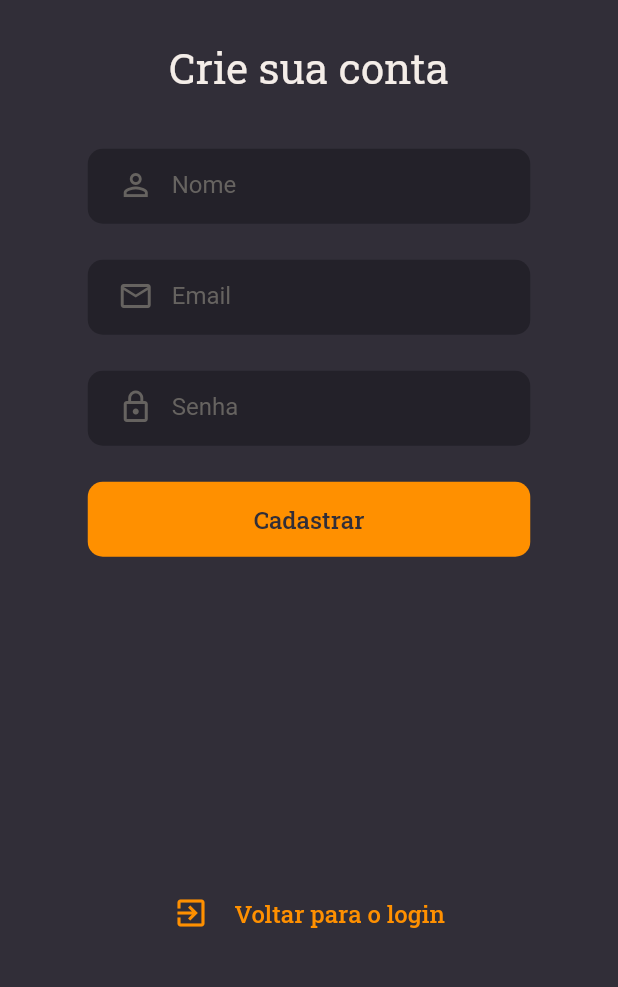
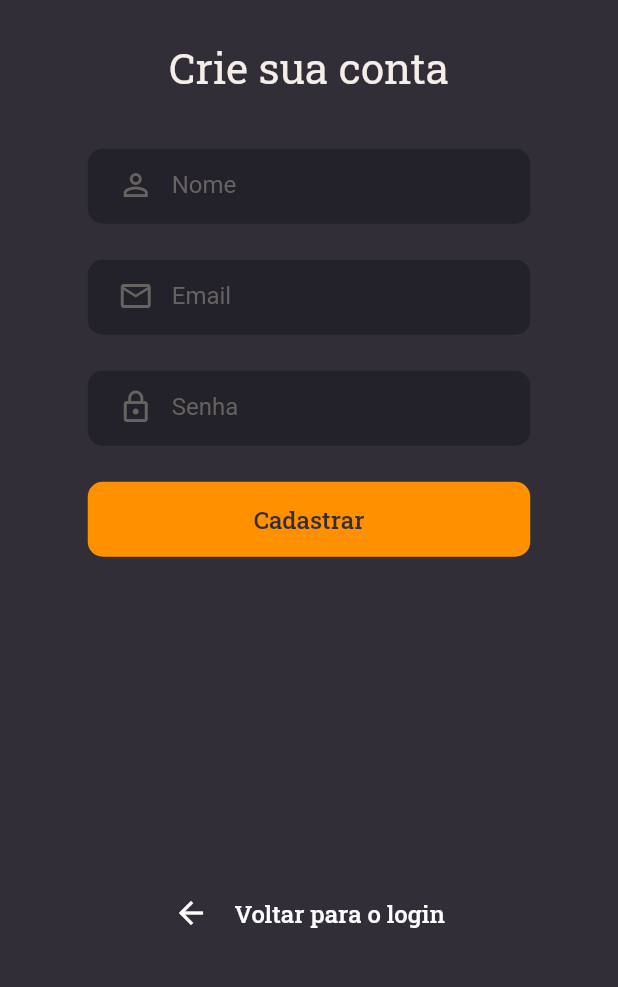
Before and after one commit to AnalogicAllergy/gobarber, a Flutter app: the screen it shows after launch, after a tap on "Criar uma conta", on a phone screen of 412 x 824 dp, the part 245-1232 px from its top. Run offline on Flutter 3.47's test engine with Material 2 defaults, Android fonts, the phone set to English and light mode, and no system bars; our stand-ins replace flutter_svg, google_fonts, splashscreen, supercharged.

Commit message:
CompositeButton color is now via parameter instead of fixed.

```diff
--- a/lib/components/composite_button.dart
+++ b/lib/components/composite_button.dart
@@ -6,8 +6,10 @@ class CompositeButton extends StatelessWidget {
   final String buttonText;
   final VoidCallback onPressed;
   final Icon icon;
+  final Color textColor;
 
-  const CompositeButton({Key key, this.buttonText, this.onPressed, this.icon})
+  const CompositeButton(
+      {Key key, this.buttonText, this.onPressed, this.icon, this.textColor})
       : super(key: key);
 
   @override
@@ -28,9 +30,7 @@ class CompositeButton extends StatelessWidget {
             Text(
               "$buttonText",
               style: GoogleFonts.robotoSlab(
-                  fontSize: 16,
-                  fontWeight: FontWeight.w500,
-                  color: '#FF9000'.toColor()),
+                  fontSize: 16, fontWeight: FontWeight.w500, color: textColor),
             ),
           ],
         )),
--- a/lib/pages/login.dart
+++ b/lib/pages/login.dart
@@ -85,6 +85,7 @@ class LoginScreen extends StatelessWidget {
               alignment: Alignment.bottomCenter,
               child: CompositeButton(
                 buttonText: "Criar uma conta",
+                textColor: '#FF9000'.toColor(),
                 onPressed: () {
                   Navigator.push(
                       context,
--- a/lib/pages/register.dart
+++ b/lib/pages/register.dart
@@ -85,14 +85,15 @@ class RegisterScreen extends StatelessWidget {
             Align(
               alignment: Alignment.bottomCenter,
               child: CompositeButton(
+                textColor: Colors.white,
                 buttonText: "Voltar para o login",
                 onPressed: () {
                   Navigator.push(context,
                       MaterialPageRoute(builder: (context) => LoginScreen()));
                 },
                 icon: Icon(
-                  Icons.exit_to_app,
-                  color: '#FF9000'.toColor(),
+                  Icons.arrow_back,
+                  color: Colors.white,
                 ),
               ),
             )
```
